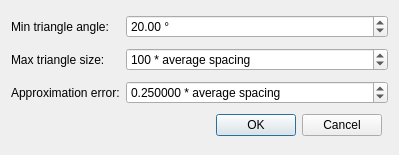
This is Surface_reconstruction_points_3/demo/Surface_reconstruction_points_3/PS_demo_poisson_plugin.ui in CGAL/cgal as Qt 5 draws it before an edit. The edited form follows.
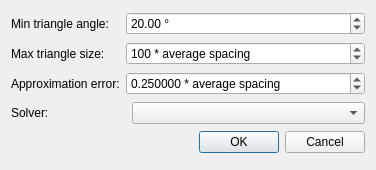
This is the edited form.

Commit message: update the poisson demo to use Eigen's solvers

The edit to the form file:
```diff
--- a/Surface_reconstruction_points_3/demo/Surface_reconstruction_points_3/PS_demo_poisson_plugin.ui
+++ b/Surface_reconstruction_points_3/demo/Surface_reconstruction_points_3/PS_demo_poisson_plugin.ui
@@ -1,28 +1,28 @@
 <ui version="4.0" >
  <class>PoissonDialog</class>
- <widget class="QDialog" name="PoissonDialog" >
-  <property name="geometry" >
+ <widget class="QDialog" name="PoissonDialog">
+  <property name="geometry">
    <rect>
     <x>0</x>
     <y>0</y>
-    <width>399</width>
-    <height>155</height>
+    <width>376</width>
+    <height>170</height>
    </rect>
   </property>
   <property name="windowTitle" >
    <string>Poisson reconstruction</string>
   </property>
-  <layout class="QGridLayout" >
-   <item row="0" column="0" >
-    <widget class="QLabel" name="label" >
-     <property name="text" >
+  <layout class="QGridLayout" name="gridLayout">
+   <item row="0" column="0">
+    <widget class="QLabel" name="label">
+     <property name="text">
       <string>Min triangle angle:</string>
      </property>
     </widget>
    </item>
-   <item row="0" column="1" colspan="2" >
-    <widget class="QDoubleSpinBox" name="m_inputAngle" >
-     <property name="suffix" >
+   <item row="0" column="1" colspan="2">
+    <widget class="QDoubleSpinBox" name="m_inputAngle">
+     <property name="suffix">
       <string> °</string>
      </property>
      <property name="minimum" >
@@ -36,16 +36,16 @@
      </property>
     </widget>
    </item>
-   <item row="1" column="0" >
-    <widget class="QLabel" name="label_2" >
-     <property name="text" >
+   <item row="1" column="0">
+    <widget class="QLabel" name="label_2">
+     <property name="text">
       <string>Max triangle size:</string>
      </property>
     </widget>
    </item>
-   <item row="1" column="1" colspan="2" >
-    <widget class="QDoubleSpinBox" name="m_inputRadius" >
-     <property name="suffix" >
+   <item row="1" column="1" colspan="2">
+    <widget class="QDoubleSpinBox" name="m_inputRadius">
+     <property name="suffix">
       <string> * average spacing</string>
      </property>
      <property name="decimals" >
@@ -65,16 +65,16 @@
      </property>
     </widget>
    </item>
-   <item row="2" column="0" >
-    <widget class="QLabel" name="label_3" >
-     <property name="text" >
+   <item row="2" column="0">
+    <widget class="QLabel" name="label_3">
+     <property name="text">
       <string>Approximation error:</string>
      </property>
     </widget>
    </item>
-   <item row="2" column="1" colspan="2" >
-    <widget class="QDoubleSpinBox" name="m_inputDistance" >
-     <property name="suffix" >
+   <item row="2" column="1" colspan="2">
+    <widget class="QDoubleSpinBox" name="m_inputDistance">
+     <property name="suffix">
       <string> * average spacing</string>
      </property>
      <property name="decimals" >
@@ -94,9 +94,23 @@
      </property>
     </widget>
    </item>
-   <item row="3" column="1" >
-    <widget class="QDialogButtonBox" name="buttonBox" >
-     <property name="standardButtons" >
+   <item row="3" column="0" colspan="2">
+    <widget class="QLabel" name="label_4">
+     <property name="text">
+      <string>Solver:</string>
+     </property>
+    </widget>
+   </item>
+   <item row="3" column="2">
+    <widget class="QComboBox" name="m_inputSolver">
+     <property name="toolTip">
+      <string extracomment="Name of the sparse solver"/>
+     </property>
+    </widget>
+   </item>
+   <item row="4" column="2">
+    <widget class="QDialogButtonBox" name="buttonBox">
+     <property name="standardButtons">
       <set>QDialogButtonBox::Cancel|QDialogButtonBox::Ok</set>
      </property>
     </widget>
```
Left out of the diff: 39 changed lines with no effect on the pictures. The commit also changes 3 other files.
